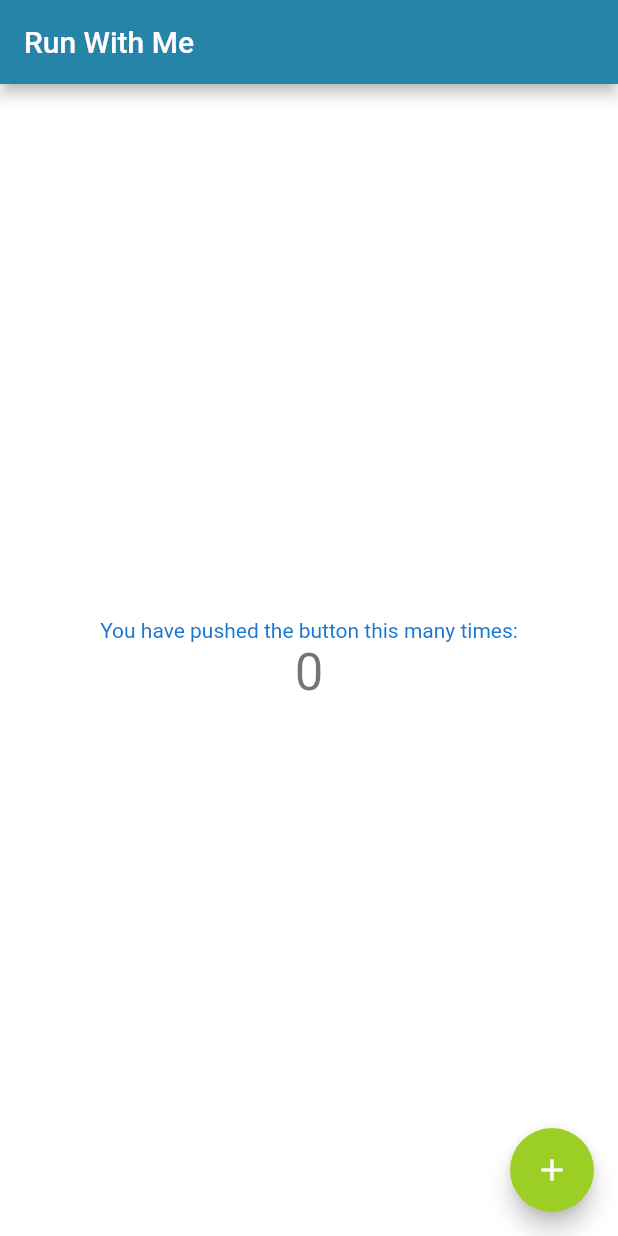
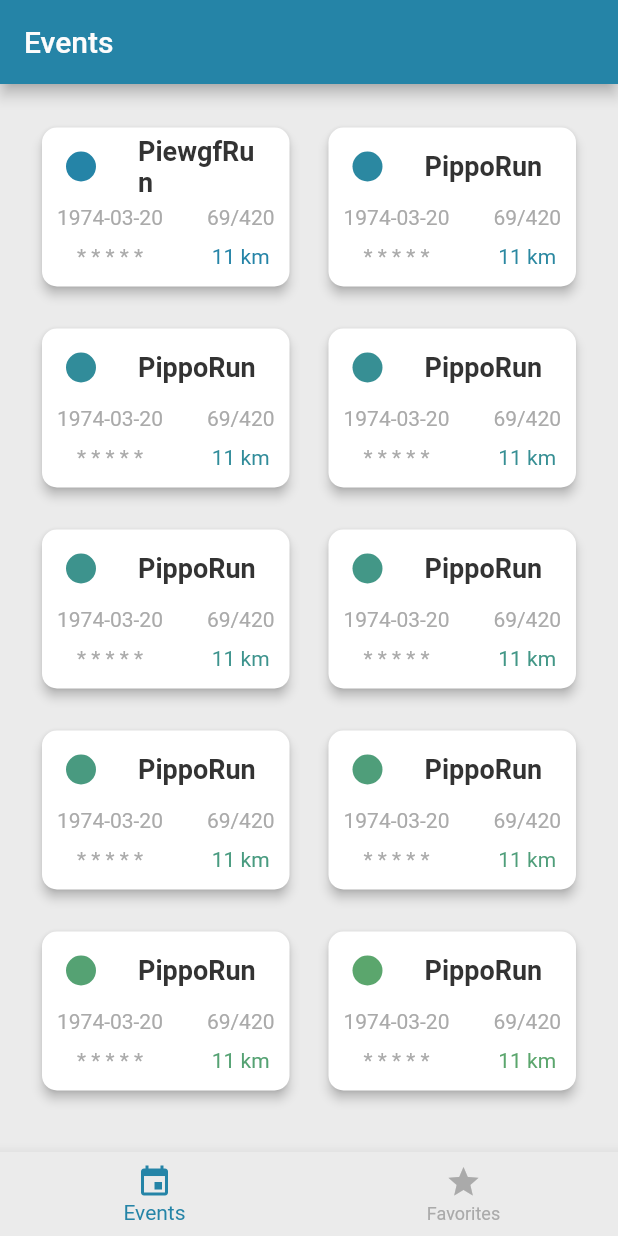
Before and after one commit to FedericoGianni/run-with-me-fe, a Flutter app: the screen it shows after launch, on a phone screen of 412 x 824 dp. Run offline on Flutter 3.47's test engine with Material 2 defaults, Android fonts, the phone set to English and light mode, and no system bars; our stand-ins replace google_fonts.

Commit message:
Added event model, event_card_text_only widget for displaying such events. Also created more custom colors to be imported in the code and created the first event list screen along with the bottom navbar.

```diff
--- /dev/null
+++ b/lib/dummy_data/dummy_events.dart
@@ -0,0 +1,154 @@
+import '../models/event.dart';
+
+const dummy = [
+  Event(
+    adminId: 1,
+    averageDuration: 55,
+    averageLength: 11,
+    startingPintLong: 555.0,
+    startingPintLat: 555.45,
+    name: "PiewgfRun",
+    maxParticipants: 420,
+    currentParticipants: 69,
+    id: 543524,
+    difficultyLevel: 4,
+    date: "1974-03-20",
+    createdAt: '1974-03-20',
+    averagePace: 55.76,
+  ),
+  Event(
+    adminId: 1,
+    averageDuration: 55,
+    averageLength: 11,
+    startingPintLong: 555.0,
+    startingPintLat: 555.45,
+    name: "PippoRun",
+    maxParticipants: 420,
+    currentParticipants: 69,
+    id: 543524,
+    difficultyLevel: 4,
+    date: "1974-03-20",
+    createdAt: '1974-03-20',
+    averagePace: 55.76,
+  ),
+  Event(
+    adminId: 1,
+    averageDuration: 55,
+    averageLength: 11,
+    startingPintLong: 555.0,
+    startingPintLat: 555.45,
+    name: "PippoRun",
+    maxParticipants: 420,
+    currentParticipants: 69,
+    id: 543524,
+    difficultyLevel: 4,
+    date: "1974-03-20",
+    createdAt: '1974-03-20',
+    averagePace: 55.76,
+  ),
+  Event(
+    adminId: 1,
+    averageDuration: 55,
+    averageLength: 11,
+    startingPintLong: 555.0,
+    startingPintLat: 555.45,
+    name: "PippoRun",
+    maxParticipants: 420,
+    currentParticipants: 69,
+    id: 543524,
+    difficultyLevel: 4,
+    date: "1974-03-20",
+    createdAt: '1974-03-20',
+    averagePace: 55.76,
+  ),
+  Event(
+    adminId: 1,
+    averageDuration: 55,
+    averageLength: 11,
+    startingPintLong: 555.0,
+    startingPintLat: 555.45,
+    name: "PippoRun",
+    maxParticipants: 420,
+    currentParticipants: 69,
+    id: 543524,
+    difficultyLevel: 4,
+    date: "1974-03-20",
+    createdAt: '1974-03-20',
+    averagePace: 55.76,
+  ),
+  Event(
+    adminId: 1,
+    averageDuration: 55,
+    averageLength: 11,
+    startingPintLong: 555.0,
+    startingPintLat: 555.45,
+    name: "PippoRun",
+    maxParticipants: 420,
+    currentParticipants: 69,
+    id: 543524,
+    difficultyLevel: 4,
+    date: "1974-03-20",
+    createdAt: '1974-03-20',
+    averagePace: 55.76,
+  ),
+  Event(
+    adminId: 1,
+    averageDuration: 55,
+    averageLength: 11,
+    startingPintLong: 555.0,
+    startingPintLat: 555.45,
+    name: "PippoRun",
+    maxParticipants: 420,
+    currentParticipants: 69,
+    id: 543524,
+    difficultyLevel: 4,
+    date: "1974-03-20",
+    createdAt: '1974-03-20',
+    averagePace: 55.76,
+  ),
+  Event(
+    adminId: 1,
+    averageDuration: 55,
+    averageLength: 11,
+    startingPintLong: 555.0,
+    startingPintLat: 555.45,
+    name: "PippoRun",
+    maxParticipants: 420,
+    currentParticipants: 69,
+    id: 543524,
+    difficultyLevel: 4,
+    date: "1974-03-20",
+    createdAt: '1974-03-20',
+    averagePace: 55.76,
+  ),
+  Event(
+    adminId: 1,
+    averageDuration: 55,
+    averageLength: 11,
+    startingPintLong: 555.0,
+    startingPintLat: 555.45,
+    name: "PippoRun",
+    maxParticipants: 420,
+    currentParticipants: 69,
+    id: 543524,
+    difficultyLevel: 4,
+    date: "1974-03-20",
+    createdAt: '1974-03-20',
+    averagePace: 55.76,
+  ),
+  Event(
+    adminId: 1,
+    averageDuration: 55,
+    averageLength: 11,
+    startingPintLong: 555.0,
+    startingPintLat: 555.45,
+    name: "PippoRun",
+    maxParticipants: 420,
+    currentParticipants: 69,
+    id: 543524,
+    difficultyLevel: 4,
+    date: "1974-03-20",
+    createdAt: '1974-03-20',
+    averagePace: 55.76,
+  )
+];
--- a/lib/main.dart
+++ b/lib/main.dart
@@ -1,6 +1,10 @@
 import 'package:flutter/material.dart';
 
 import 'themes/custom_theme.dart';
+import 'widgets/event_card_text_only.dart';
+import 'dummy_data/dummy_events.dart';
+import 'screens/events_screen.dart';
+import 'screens/tabs_screen.dart';
 
 void main() {
   runApp(const MyApp());
@@ -15,93 +19,17 @@ class MyApp extends StatelessWidget {
     return MaterialApp(
       title: 'Run With Me',
       theme: CustomTheme.lightTheme,
-      home: const MyHomePage(title: 'Run With Me'),
+      initialRoute: '/', // default is '/'
+      routes: {
+        '/': (ctx) => TabsScreen(),
+        EventsScreen.routeName: (ctx) => EventsScreen(),
+      },
+      onGenerateRoute: (settings) {},
+      // onUnknownRoute: (settings) {
+      //   return MaterialPageRoute(
+      //     builder: (ctx) => CategoriesScreen(),
+      //   );
+      // },
     );
   }
 }
-
-class MyHomePage extends StatefulWidget {
-  const MyHomePage({Key? key, required this.title}) : super(key: key);
-
-  // This widget is the home page of your application. It is stateful, meaning
-  // that it has a State object (defined below) that contains fields that affect
-  // how it looks.
-
-  // This class is the configuration for the state. It holds the values (in this
-  // case the title) provided by the parent (in this case the App widget) and
-  // used by the build method of the State. Fields in a Widget subclass are
-  // always marked "final".
-
-  final String title;
-
-  @override
-  State<MyHomePage> createState() => _MyHomePageState();
-}
-
-class _MyHomePageState extends State<MyHomePage> {
-  int _counter = 0;
-
-  void _incrementCounter() {
-    setState(() {
-      // This call to setState tells the Flutter framework that something has
-      // changed in this State, which causes it to rerun the build method below
-      // so that the display can reflect the updated values. If we changed
-      // _counter without calling setState(), then the build method would not be
-      // called again, and so nothing would appear to happen.
-      _counter++;
-    });
-  }
-
-  @override
-  Widget build(BuildContext context) {
-    // This method is rerun every time setState is called, for instance as done
-    // by the _incrementCounter method above.
-    //
-    // The Flutter framework has been optimized to make rerunning build methods
-    // fast, so that you can just rebuild anything that needs updating rather
-    // than having to individually change instances of widgets.
-    return Scaffold(
-      appBar: AppBar(
-        // Here we take the value from the MyHomePage object that was created by
-        // the App.build method, and use it to set our appbar title.
-        title: Text(widget.title),
-      ),
-      body: Center(
-        // Center is a layout widget. It takes a single child and positions it
-        // in the middle of the parent.
-        child: Column(
-          // Column is also a layout widget. It takes a list of children and
-          // arranges them vertically. By default, it sizes itself to fit its
-          // children horizontally, and tries to be as tall as its parent.
-          //
-          // Invoke "debug painting" (press "p" in the console, choose the
-          // "Toggle Debug Paint" action from the Flutter Inspector in Android
-          // Studio, or the "Toggle Debug Paint" command in Visual Studio Code)
-          // to see the wireframe for each widget.
-          //
-          // Column has various properties to control how it sizes itself and
-          // how it positions its children. Here we use mainAxisAlignment to
-          // center the children vertically; the main axis here is the vertical
-          // axis because Columns are vertical (the cross axis would be
-          // horizontal).
-          mainAxisAlignment: MainAxisAlignment.center,
-          children: <Widget>[
-            Text(
-              'You have pushed the button this many times:',
-              style: TextStyle(color: Theme.of(context).primaryColorDark),
-            ),
-            Text(
-              '$_counter',
-              style: Theme.of(context).textTheme.headline4,
-            ),
-          ],
-        ),
-      ),
-      floatingActionButton: FloatingActionButton(
-        onPressed: _incrementCounter,
-        tooltip: 'Increment',
-        child: const Icon(Icons.add),
-      ), // This trailing comma makes auto-formatting nicer for build methods.
-    );
-  }
-}
--- /dev/null
+++ b/lib/models/event.dart
@@ -0,0 +1,30 @@
+class Event {
+  final int id;
+  final String createdAt;
+  final String name;
+  final String date;
+  final double startingPintLong;
+  final double startingPintLat;
+  final int difficultyLevel;
+  final double averagePace;
+  final int averageDuration;
+  final int averageLength;
+  final int adminId;
+  final int currentParticipants;
+  final int maxParticipants;
+
+  const Event(
+      {required this.id,
+      required this.createdAt,
+      required this.name,
+      required this.date,
+      required this.startingPintLat,
+      required this.startingPintLong,
+      required this.difficultyLevel,
+      required this.averagePace,
+      required this.averageDuration,
+      required this.averageLength,
+      required this.adminId,
+      required this.currentParticipants,
+      required this.maxParticipants});
+}
--- /dev/null
+++ b/lib/screens/events_screen.dart
@@ -0,0 +1,28 @@
+import 'package:flutter/material.dart';
+
+import '../dummy_data/dummy_events.dart';
+import '../widgets/event_card_text_only.dart';
+
+class EventsScreen extends StatelessWidget {
+  static const routeName = '/events';
+  @override
+  Widget build(BuildContext context) {
+    return GridView(
+      padding: const EdgeInsets.all(25),
+      children: dummy
+          .asMap()
+          .entries
+          .map(
+            (eventData) => EventItem(
+                eventData.value, eventData.key, dummy.length.toDouble()),
+          )
+          .toList(),
+      gridDelegate: const SliverGridDelegateWithMaxCrossAxisExtent(
+        maxCrossAxisExtent: 200,
+        childAspectRatio: 3 / 2,
+        crossAxisSpacing: 20,
+        mainAxisSpacing: 20,
+      ),
+    );
+  }
+}
--- /dev/null
+++ b/lib/screens/tabs_screen.dart
@@ -0,0 +1,70 @@
+import 'package:flutter/material.dart';
+import '/models/event.dart';
+
+// import '../widgets/main_drawer.dart';
+// import './favorites_screen.dart';
+import './events_screen.dart';
+// import '../models/meal.dart';
+
+class TabsScreen extends StatefulWidget {
+  @override
+  _TabsScreenState createState() => _TabsScreenState();
+}
+
+class _TabsScreenState extends State<TabsScreen> {
+  late List<Map> _pages;
+  int _selectedPageIndex = 0;
+
+  @override
+  void initState() {
+    _pages = [
+      {
+        'title': 'Events',
+        'page': EventsScreen(),
+      },
+      {
+        'title': 'Events',
+        'page': EventsScreen(),
+      },
+    ];
+    super.initState();
+  }
+
+  void _selectPage(int index) {
+    setState(() {
+      _selectedPageIndex = index;
+    });
+  }
+
+  @override
+  Widget build(BuildContext context) {
+    return Scaffold(
+      appBar: AppBar(
+        title: Text(
+          _pages[_selectedPageIndex]['title'],
+        ),
+      ),
+      body: _pages[_selectedPageIndex]['page'],
+      bottomNavigationBar: BottomNavigationBar(
+        onTap: _selectPage,
+        backgroundColor: Theme.of(context).backgroundColor,
+        unselectedItemColor: Theme.of(context).unselectedWidgetColor,
+        selectedItemColor: Theme.of(context).primaryColor,
+        currentIndex: _selectedPageIndex,
+        // type: BottomNavigationBarType.fixed,
+        items: [
+          BottomNavigationBarItem(
+            backgroundColor: Theme.of(context).primaryColor,
+            icon: Icon(Icons.event),
+            title: Text('Events'),
+          ),
+          BottomNavigationBarItem(
+            backgroundColor: Theme.of(context).primaryColor,
+            icon: Icon(Icons.star),
+            title: Text('Favorites'),
+          ),
+        ],
+      ),
+    );
+  }
+}
--- a/lib/themes/colors.dart
+++ /dev/null
@@ -1,61 +0,0 @@
-import 'package:flutter/material.dart';
-
-// const YELLOW_GREEN_HEX = "A2D729";
-// const SMOTHLY_BLACK_HEX = "191516";
-// const CG_BLUE_HEX = "227C9D";
-// const PERIWINKLE_CRAYOLA = "C5D1EB";
-// const PURPLE_HEX = "5603AD";
-
-const YELLOW_GREEN_DARK = "759B1C";
-const YELLOW_GREEN = "9CCF26";
-const YELLOW_GREEN_LIGHT = "B7E057";
-
-const JET_BLACK_DARK = "262626";
-const JET_BLACK = "333333";
-const JET_BLACK_LIGHT = "666666";
-
-const CG_BLUE_HEX_DARK = "1C637D";
-const CG_BLUE_HEX = "2584A7";
-const CG_BLUE_HEX_LIGHT = "43AFD6";
-
-const SILVER_CHALICE_DARK = "808080";
-const SILVER_CHALICE = "AAAAAA";
-const SILVER_CHALICE_LIGHT = "C0C0C0";
-
-const PLATINUM_DARK = "B0B0B0";
-const PLATINUM = "EBEBEB";
-const PLATINUM_LIGHT = "F0F0F0";
-
-const MAGNOLIA = "FFFAFF";
-const MAGNOLIA_LIGHT = "FFFBFF";
-
-const ERROR = "CE2525";
-
-int _getColorFromHex(String hexColor) {
-  hexColor = hexColor.toUpperCase().replaceAll("#", "");
-  if (hexColor.length == 6) {
-    hexColor = "FF" + hexColor;
-  }
-  return int.parse(hexColor, radix: 16);
-}
-
-class CustomColorScheme {
-  static ColorScheme get lightColorScheme {
-    return ColorScheme(
-      //primary: Color(0XC5D1EB),
-      primary: Color(_getColorFromHex(CG_BLUE_HEX)),
-      primaryVariant: Color(_getColorFromHex(CG_BLUE_HEX_DARK)),
-      secondary: Color(_getColorFromHex(YELLOW_GREEN)),
-      secondaryVariant: Color(_getColorFromHex(YELLOW_GREEN_DARK)),
-      surface: Color(_getColorFromHex(MAGNOLIA_LIGHT)),
-      background: Color(_getColorFromHex(PLATINUM)),
-      error: Color(_getColorFromHex(ERROR)),
-      onPrimary: Color(_getColorFromHex(MAGNOLIA_LIGHT)),
-      onSecondary: Color(_getColorFromHex(MAGNOLIA_LIGHT)),
-      onSurface: Color(_getColorFromHex(PLATINUM)),
-      onBackground: Color(_getColorFromHex(PLATINUM)),
-      onError: Color(_getColorFromHex(MAGNOLIA_LIGHT)),
-      brightness: Brightness.light,
-    );
-  }
-}
--- a/lib/themes/custom_colors.dart
+++ b/lib/themes/custom_colors.dart
@@ -26,10 +26,15 @@ const PLATINUM_DARK = "B0B0B0";
 const PLATINUM = "EBEBEB";
 const PLATINUM_LIGHT = "F0F0F0";
 
-const MAGNOLIA = "FFFAFF";
-const MAGNOLIA_LIGHT = "FFFBFF";
+const MAGNOLIA = "FDFDFD";
+const MAGNOLIA_LIGHT = "FCFCFC";
 
 const ERROR = "CE2525";
+
+final primaryColor = getColorFromHex(CG_BLUE_HEX);
+final secondaryColor = getColorFromHex(YELLOW_GREEN);
+final primaryTextColor = getColorFromHex(JET_BLACK);
+final secondaryTextColor = getColorFromHex(SILVER_CHALICE);
 
 Color getColorFromHex(String hexColor) {
   hexColor = hexColor.toUpperCase().replaceAll("#", "");
--- a/lib/themes/custom_theme.dart
+++ b/lib/themes/custom_theme.dart
@@ -1,15 +1,18 @@
 import 'package:flutter/material.dart';
 import 'package:google_fonts/google_fonts.dart';
 
-import './colors.dart';
+import 'custom_colors.dart';
 
 class CustomTheme {
   static ThemeData get lightTheme {
     return ThemeData(
         textTheme: GoogleFonts.robotoTextTheme(),
         colorScheme: CustomColorScheme.lightColorScheme,
-        scaffoldBackgroundColor: Colors.white,
+        scaffoldBackgroundColor: getColorFromHex(PLATINUM),
         //fontFamily: 'Montserrat',
+        primaryColor: getColorFromHex(CG_BLUE_HEX),
+        unselectedWidgetColor: getColorFromHex(SILVER_CHALICE),
+        backgroundColor: getColorFromHex(MAGNOLIA),
         buttonTheme: ButtonThemeData(
           shape:
               RoundedRectangleBorder(borderRadius: BorderRadius.circular(18.0)),
--- /dev/null
+++ b/lib/widgets/event_card_text_only.dart
@@ -0,0 +1,83 @@
+import 'package:flutter/material.dart';
+// import 'package:intl/intl.dart';
+import '../themes/custom_colors.dart';
+import '../models/event.dart';
+
+// ignore: camel_case_types
+class EventItem extends StatelessWidget {
+  final Event event;
+  final int index;
+  final double totAmount;
+
+  EventItem(this.event, this.index, this.totAmount);
+
+  @override
+  Widget build(BuildContext context) {
+    final colorGradient = Color.lerp(
+        primaryColor, secondaryColor, (index / 2).toDouble() / totAmount);
+
+    return Card(
+      shape: RoundedRectangleBorder(borderRadius: BorderRadius.circular(10)),
+      elevation: 3,
+      margin: const EdgeInsets.symmetric(
+        vertical: 4,
+        horizontal: 3,
+      ),
+      child: Column(children: [
+        ListTile(
+          leading: SizedBox(
+            height: double.infinity,
+            child: CircleAvatar(radius: 10, backgroundColor: colorGradient),
+          ),
+          visualDensity: const VisualDensity(horizontal: -4, vertical: -1),
+          title: Text(
+            event.name,
+            style: TextStyle(
+                color: primaryTextColor,
+                fontSize: 18,
+                fontWeight: FontWeight.bold),
+          ),
+        ),
+        ListTile(
+          leading: SizedBox(
+            height: double.infinity,
+            child: Column(
+              children: [
+                Text(
+                  event.date,
+                  style: TextStyle(color: secondaryTextColor),
+                ),
+                const SizedBox(height: 10),
+                Text(
+                  // event.difficultyLevel.toString(),
+                  '* * * * *',
+                  style: TextStyle(color: secondaryTextColor),
+                )
+              ],
+            ),
+          ),
+          contentPadding:
+              const EdgeInsets.only(bottom: 0, top: 0, left: 10, right: 10),
+          trailing: SizedBox(
+            height: double.infinity,
+            child: Column(
+              children: [
+                Text(
+                  event.currentParticipants.toString() +
+                      '/' +
+                      event.maxParticipants.toString(),
+                  style: TextStyle(color: secondaryTextColor),
+                ),
+                const SizedBox(height: 10),
+                Text(
+                  event.averageLength.toString() + ' km',
+                  style: TextStyle(color: colorGradient),
+                )
+              ],
+            ),
+          ),
+        ),
+      ]),
+    );
+  }
+}
--- a/pubspec.yaml
+++ b/pubspec.yaml
@@ -35,6 +35,7 @@ dependencies:
   # Use with the CupertinoIcons class for iOS style icons.
   cupertino_icons: ^1.0.2
   google_fonts: ^2.1.0
+  intl: ^0.17.0
 
 dev_dependencies:
   flutter_test:
```
Also changed, not shown: pubspec.lock.
